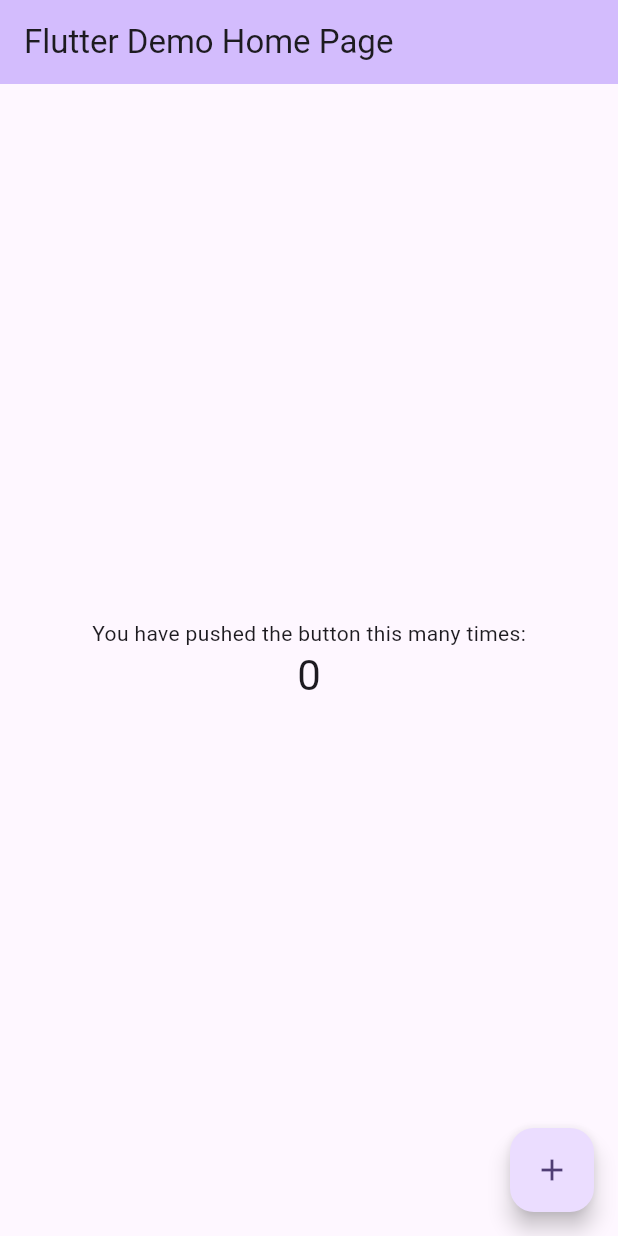
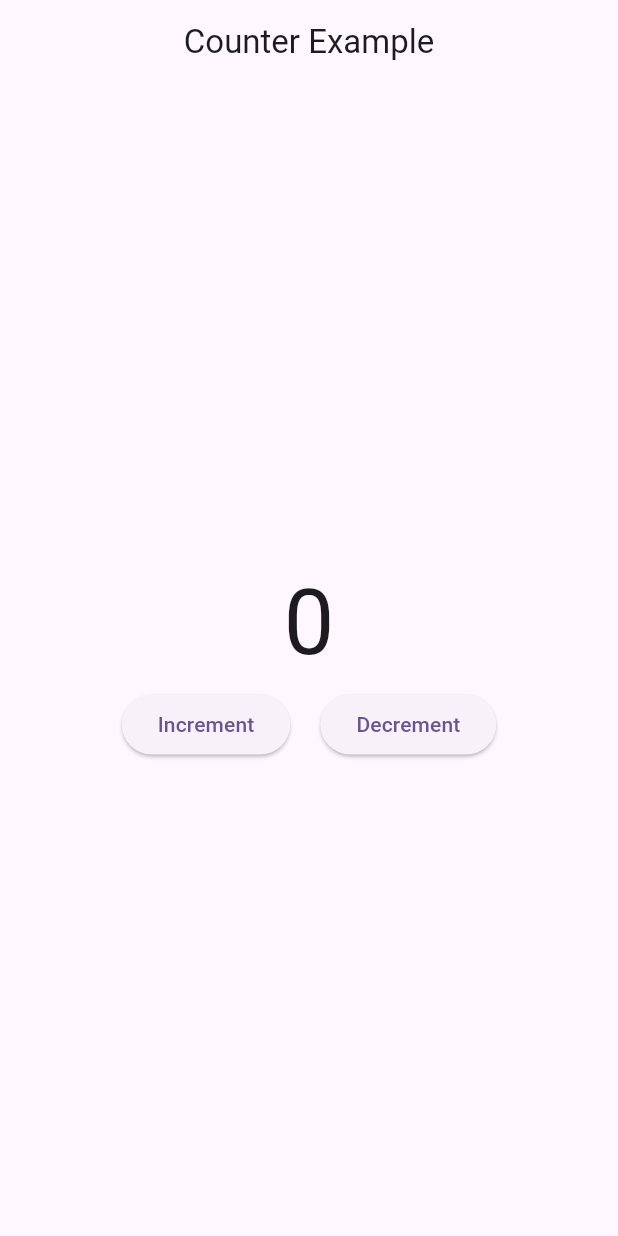
Before and after one commit to akshay21022003/bloc_state_management, a Flutter app: the screen it shows after launch, on a phone screen of 412 x 824 dp. Run offline on Flutter 3.47's test engine with Material 2 defaults, Android fonts, the light colour scheme and no system bars.

Commit message:
ui part completed

```diff
--- a/lib/main.dart
+++ b/lib/main.dart
@@ -1,3 +1,4 @@
+import 'package:block_state_management/ui/counter_screen.dart';
 import 'package:flutter/material.dart';
 
 void main() {
@@ -31,95 +32,7 @@ class MyApp extends StatelessWidget {
         colorScheme: ColorScheme.fromSeed(seedColor: Colors.deepPurple),
         useMaterial3: true,
       ),
-      home: const MyHomePage(title: 'Flutter Demo Home Page'),
+      home: const CounterScreen()
     );
   }
 }
-
-class MyHomePage extends StatefulWidget {
-  const MyHomePage({super.key, required this.title});
-
-  // This widget is the home page of your application. It is stateful, meaning
-  // that it has a State object (defined below) that contains fields that affect
-  // how it looks.
-
-  // This class is the configuration for the state. It holds the values (in this
-  // case the title) provided by the parent (in this case the App widget) and
-  // used by the build method of the State. Fields in a Widget subclass are
-  // always marked "final".
-
-  final String title;
-
-  @override
-  State<MyHomePage> createState() => _MyHomePageState();
-}
-
-class _MyHomePageState extends State<MyHomePage> {
-  int _counter = 0;
-
-  void _incrementCounter() {
-    setState(() {
-      // This call to setState tells the Flutter framework that something has
-      // changed in this State, which causes it to rerun the build method below
-      // so that the display can reflect the updated values. If we changed
-      // _counter without calling setState(), then the build method would not be
-      // called again, and so nothing would appear to happen.
-      _counter++;
-    });
-  }
-
-  @override
-  Widget build(BuildContext context) {
-    // This method is rerun every time setState is called, for instance as done
-    // by the _incrementCounter method above.
-    //
-    // The Flutter framework has been optimized to make rerunning build methods
-    // fast, so that you can just rebuild anything that needs updating rather
-    // than having to individually change instances of widgets.
-    return Scaffold(
-      appBar: AppBar(
-        // TRY THIS: Try changing the color here to a specific color (to
-        // Colors.amber, perhaps?) and trigger a hot reload to see the AppBar
-        // change color while the other colors stay the same.
-        backgroundColor: Theme.of(context).colorScheme.inversePrimary,
-        // Here we take the value from the MyHomePage object that was created by
-        // the App.build method, and use it to set our appbar title.
-        title: Text(widget.title),
-      ),
-      body: Center(
-        // Center is a layout widget. It takes a single child and positions it
-        // in the middle of the parent.
-        child: Column(
-          // Column is also a layout widget. It takes a list of children and
-          // arranges them vertically. By default, it sizes itself to fit its
-          // children horizontally, and tries to be as tall as its parent.
-          //
-          // Column has various properties to control how it sizes itself and
-          // how it positions its children. Here we use mainAxisAlignment to
-          // center the children vertically; the main axis here is the vertical
-          // axis because Columns are vertical (the cross axis would be
-          // horizontal).
-          //
-          // TRY THIS: Invoke "debug painting" (choose the "Toggle Debug Paint"
-          // action in the IDE, or press "p" in the console), to see the
-          // wireframe for each widget.
-          mainAxisAlignment: MainAxisAlignment.center,
-          children: <Widget>[
-            const Text(
-              'You have pushed the button this many times:',
-            ),
-            Text(
-              '$_counter',
-              style: Theme.of(context).textTheme.headlineMedium,
-            ),
-          ],
-        ),
-      ),
-      floatingActionButton: FloatingActionButton(
-        onPressed: _incrementCounter,
-        tooltip: 'Increment',
-        child: const Icon(Icons.add),
-      ), // This trailing comma makes auto-formatting nicer for build methods.
-    );
-  }
-}
--- /dev/null
+++ b/lib/ui/counter_screen.dart
@@ -0,0 +1,41 @@
+import 'package:flutter/material.dart';
+
+class CounterScreen extends StatefulWidget {
+  const CounterScreen({super.key});
+
+  @override
+  State<CounterScreen> createState() => _CounterScreenState();
+}
+
+class _CounterScreenState extends State<CounterScreen> {
+  @override
+  Widget build(BuildContext context) {
+    return Scaffold(
+      appBar: AppBar(
+        title: const Text('Counter Example'),
+        centerTitle: true,
+      ),
+      body:  Column(
+        mainAxisAlignment: MainAxisAlignment.center,
+        crossAxisAlignment: CrossAxisAlignment.center,
+        children: [
+          const Text('0',
+          style: TextStyle(fontSize: 60),
+          ),
+          Row(
+            mainAxisAlignment: MainAxisAlignment.center,
+            children: [
+              ElevatedButton(
+                onPressed: (){},
+                child: const Text('Increment')),
+                const SizedBox(width: 20,),
+                ElevatedButton(
+                onPressed: (){},
+                child: const Text('Decrement'))
+            ],
+          )
+        ],
+      ),
+    );
+  }
+}
--- a/pubspec.yaml
+++ b/pubspec.yaml
@@ -35,6 +35,9 @@ dependencies:
   # The following adds the Cupertino Icons font to your application.
   # Use with the CupertinoIcons class for iOS style icons.
   cupertino_icons: ^1.0.2
+  bloc: ^8.1.2
+  flutter_bloc: ^8.1.3
+  equatable: ^2.0.5
 
 dev_dependencies:
   flutter_test:
```
Also changed, not shown: pubspec.lock.
